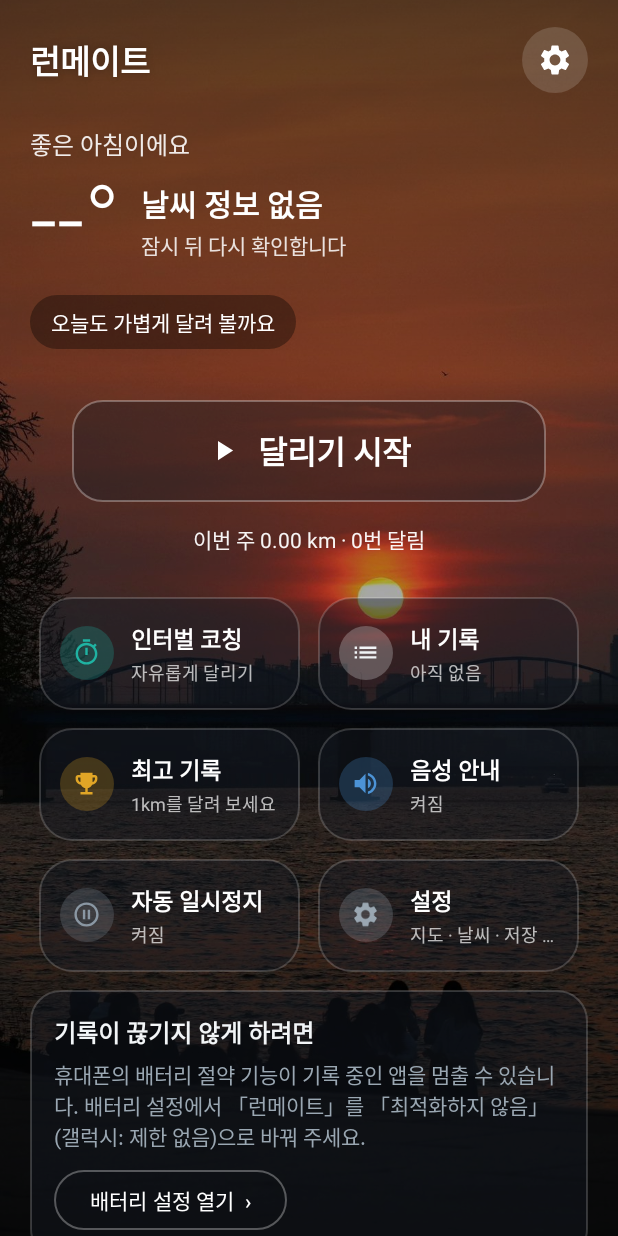
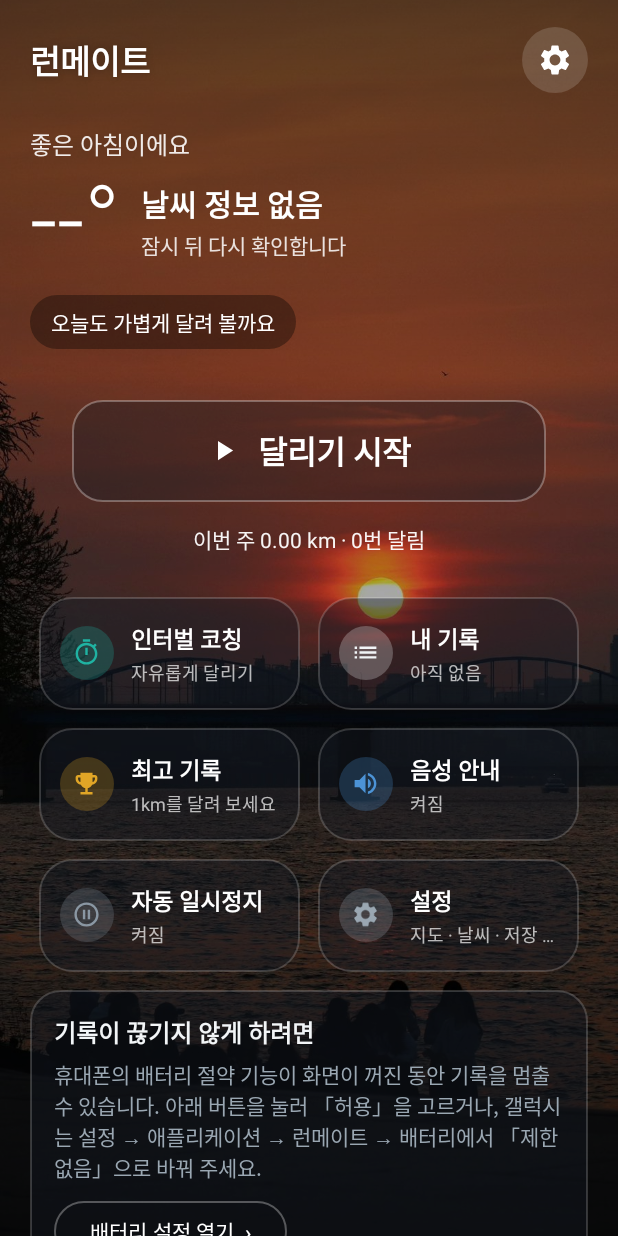
Before and after one commit to sby1234-ai/runmate, an Android app: the screen it shows after launch (MainActivity), after a tap on "달리기 시작", on a phone screen of 412 x 824 dp. Run offline under Robolectric (Android 15) with nearby library versions, the phone set to English and light mode, and no system bars; pictures from the network do not load; 1 other tap on this screen came first.

```diff
--- a/app/src/main/AndroidManifest.xml
+++ b/app/src/main/AndroidManifest.xml
@@ -12,6 +12,9 @@
     <uses-permission android:name="android.permission.POST_NOTIFICATIONS" />
     <uses-permission android:name="android.permission.FOREGROUND_SERVICE" />
     <uses-permission android:name="android.permission.FOREGROUND_SERVICE_LOCATION" />
+    <!-- 화면이 꺼지거나 잠금 상태에서도 기록이 멈추지 않게: 기록 중에만 CPU를 깨워 두고, 배터리 최적화 제외를 바로 요청 -->
+    <uses-permission android:name="android.permission.WAKE_LOCK" />
+    <uses-permission android:name="android.permission.REQUEST_IGNORE_BATTERY_OPTIMIZATIONS" />
 
     <!-- 지도 그림(OpenStreetMap 지도 조각)을 받아 오는 데만 씁니다. 설정에서 지도를 끄면 인터넷 요청이 생기지 않습니다.
          기록은 인터넷으로 보내는 코드가 없습니다. -->
--- a/app/src/main/java/io/github/sby1234ai/runmate/MainActivity.kt
+++ b/app/src/main/java/io/github/sby1234ai/runmate/MainActivity.kt
@@ -115,9 +115,7 @@ class MainActivity : AppCompatActivity() {
         stop.setOnLongClickListener {
             if (RunRecorder.recording) { RecordingService.stop(this); true } else false
         }
-        findViewById<MaterialButton>(R.id.btnBattery).setOnClickListener {
-            startActivity(Intent(Settings.ACTION_IGNORE_BATTERY_OPTIMIZATION_SETTINGS))
-        }
+        findViewById<MaterialButton>(R.id.btnBattery).setOnClickListener { requestBatteryExemption() }
         handleDemo(intent)
     }
 
@@ -159,6 +157,7 @@ class MainActivity : AppCompatActivity() {
         if (Build.VERSION.SDK_INT >= Build.VERSION_CODES.Q) need.add(Manifest.permission.ACTIVITY_RECOGNITION)
         if (Build.VERSION.SDK_INT >= Build.VERSION_CODES.TIRAMISU) need.add(Manifest.permission.POST_NOTIFICATIONS)
         val missing = need.filter { ContextCompat.checkSelfPermission(this, it) != PackageManager.PERMISSION_GRANTED }
+        askBatteryOnce()
         if (missing.isEmpty()) RecordingService.start(this) else askPermissions.launch(missing.toTypedArray())
     }
 
@@ -411,13 +410,32 @@ class MainActivity : AppCompatActivity() {
         }
     }
 
+    /** 배터리 최적화에서 빼 달라는 시스템 창을 바로 띄웁니다(안 되는 휴대폰이면 배터리 설정 목록). */
+    private fun requestBatteryExemption() {
+        try {
+            startActivity(Intent(Settings.ACTION_REQUEST_IGNORE_BATTERY_OPTIMIZATIONS, android.net.Uri.parse("package:$packageName")))
+        } catch (e: Exception) {
+            startActivity(Intent(Settings.ACTION_IGNORE_BATTERY_OPTIMIZATION_SETTINGS))
+        }
+    }
+
+    /** 첫 달리기 때 한 번만 물어봅니다. 거절해도 기록은 시작합니다. */
+    private fun askBatteryOnce() {
+        val pm = getSystemService(PowerManager::class.java)
+        if (pm.isIgnoringBatteryOptimizations(packageName)) return
+        val p = getSharedPreferences("settings", MODE_PRIVATE)
+        if (p.getBoolean("askedBattery", false)) return
+        p.edit().putBoolean("askedBattery", true).apply()
+        requestBatteryExemption()
+    }
+
     private fun renderSetup() {
         val pm = getSystemService(PowerManager::class.java)
         val card = findViewById<View>(R.id.setupCard)
         if (pm.isIgnoringBatteryOptimizations(packageName)) { card.visibility = View.GONE; return }
         card.visibility = View.VISIBLE
         findViewById<TextView>(R.id.setupText).text =
-            "휴대폰의 배터리 절약 기능이 기록 중인 앱을 멈출 수 있습니다. 배터리 설정에서 「런메이트」를 「최적화하지 않음」(갤럭시: 제한 없음)으로 바꿔 주세요."
+            "휴대폰의 배터리 절약 기능이 화면이 꺼진 동안 기록을 멈출 수 있습니다. 아래 버튼을 눌러 「허용」을 고르거나, 갤럭시는 설정 → 애플리케이션 → 런메이트 → 배터리에서 「제한 없음」으로 바꿔 주세요."
     }
 
     // ───────── 화면 점검용(디버그 빌드에서만) ─────────
```
Also changed, not shown: app/src/main/java/io/github/sby1234ai/runmate/RecordingService.kt (+38 -2 lines), 1 other file.
